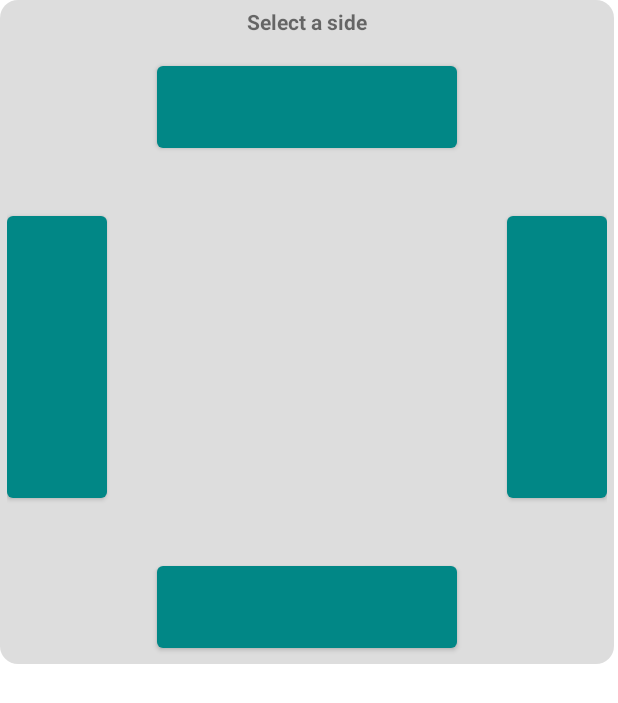
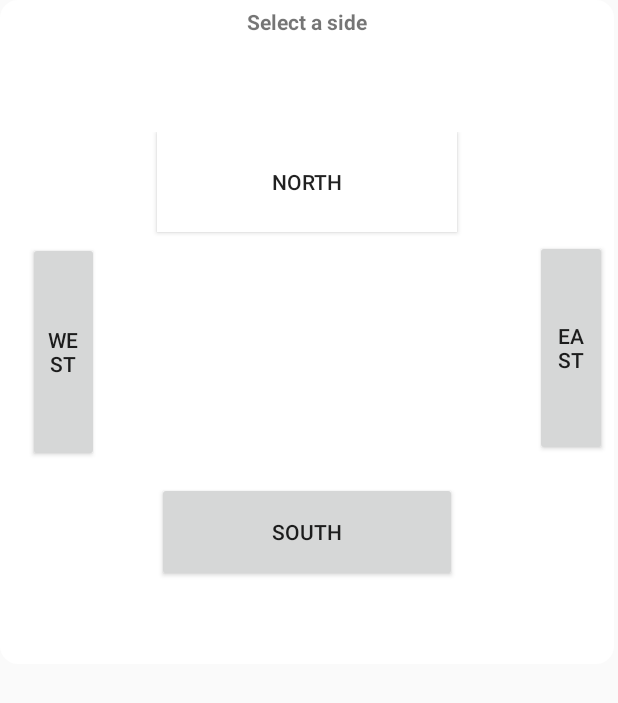
Before and after one commit to raiseu/grp2-android, an Android app: the layout obstacle_popup_window.xml on its own in the app's theme, with its tools: preview values and no code run, on a phone screen of 412 x 824 dp. Shown: the top 703 px of the screen. Run offline under Robolectric (Android 15) with nearby library versions, the phone set to English and light mode, and no system bars.

Commit message:
changed the buttons, background colors, reset button, pic of robo and obstacles

```diff
--- a/app/src/main/AndroidManifest.xml
+++ b/app/src/main/AndroidManifest.xml
@@ -18,6 +18,8 @@
     <uses-feature android:name="android.hardware.bluetooth" android:required="true"/>
 
     <uses-feature android:name="android.hardware.sensor.gyroscope" android:required="true"/>
+
+
     <application
         android:allowBackup="true"
         android:label="@string/app_name"
--- a/app/src/main/java/com/example/mdpgrp2/MapGrid.java
+++ b/app/src/main/java/com/example/mdpgrp2/MapGrid.java
@@ -42,9 +42,9 @@ public class MapGrid extends View {
 //    private final Paint exploredWhiteNumber = new Paint();
 
     // Images
-    private final Bitmap robotBitmap = BitmapFactory.decodeResource(getContext().getResources(), R.drawable.robot);
-    private final Bitmap robotBoxBitmap = BitmapFactory.decodeResource(getContext().getResources(), R.drawable.robot_blank);
-    private final Bitmap obstacleBitmap = BitmapFactory.decodeResource(getContext().getResources(), R.drawable.cone);
+    private final Bitmap robotBitmap = BitmapFactory.decodeResource(getContext().getResources(), R.drawable.robo1);
+    private final Bitmap robotBoxBitmap = BitmapFactory.decodeResource(getContext().getResources(), R.drawable.robo1_blank);
+    private final Bitmap obstacleBitmap = BitmapFactory.decodeResource(getContext().getResources(), R.drawable.obstacles);
 
     // Handle motion
     private float initialX;
--- a/app/src/main/res/drawable-xhdpi/grey_box.xml
+++ b/app/src/main/res/drawable-xhdpi/grey_box.xml
@@ -4,7 +4,7 @@
         <shape
             android:shape="rectangle">
             <solid
-                android:color="@color/grey" >
+                android:color="@color/white" >
             </solid>
 
             <padding
--- a/app/src/main/res/drawable/border_white_background.xml
+++ b/app/src/main/res/drawable/border_white_background.xml
@@ -13,13 +13,13 @@
         android:color="@color/black" >
     </stroke>
 
-    <gradient
+<!-- <gradient
         android:startColor="#ffffff"
         android:endColor="#D9DDDC"
         android:type="linear"
         android:angle="135"
         />
-
+-->
 
     <corners
         android:radius="10dp"   >
--- a/app/src/main/res/layout/fragment_bluetooth_chat.xml
+++ b/app/src/main/res/layout/fragment_bluetooth_chat.xml
@@ -38,7 +38,9 @@
             android:layout_width="wrap_content"
             android:layout_height="wrap_content"
             android:layout_margin="10dp"
-            android:text="@string/send" />
+            android:text="@string/send"
+            android:textColor="@color/white"
+            android:background="@color/dark_blue"/>
     </LinearLayout>
 
 </LinearLayout>
--- a/app/src/main/res/layout/obstacle_popup_window.xml
+++ b/app/src/main/res/layout/obstacle_popup_window.xml
@@ -1,5 +1,6 @@
 <?xml version="1.0" encoding="utf-8"?>
 <RelativeLayout xmlns:android="http://schemas.android.com/apk/res/android"
+    xmlns:tools="http://schemas.android.com/tools"
     android:layout_width="wrap_content"
     android:layout_height="wrap_content"
     xmlns:app="http://schemas.android.com/apk/res-auto"
@@ -18,37 +19,55 @@
         android:layout_marginTop="50px">
 
         <RelativeLayout
-            android:layout_width="match_parent"
-            android:layout_height="match_parent"
-            app:layout_constraintDimensionRatio="1:1">
+            android:layout_width="wrap_content"
+            android:layout_height="300dp"
+            app:layout_constraintBottom_toBottomOf="parent"
+            app:layout_constraintDimensionRatio="1:1"
+            app:layout_constraintEnd_toEndOf="parent"
+            app:layout_constraintStart_toStartOf="parent"
+            app:layout_constraintTop_toTopOf="parent">
 
             <Button
                 android:id="@+id/obstacleN"
                 android:layout_width="300px"
                 android:layout_height="100px"
+                android:layout_alignParentTop="true"
                 android:layout_centerHorizontal="true"
-                android:layout_alignParentTop="true"/>
+                android:background="@color/white"
+                android:text="NORTH" />
+
 
             <Button
                 android:id="@+id/obstacleS"
                 android:layout_width="300px"
                 android:layout_height="100px"
+                android:layout_alignParentBottom="true"
                 android:layout_centerHorizontal="true"
-                android:layout_alignParentBottom="true"/>
+                android:text="SOUTH" />
 
             <Button
                 android:id="@+id/obstacleW"
-                android:layout_width="100px"
-                android:layout_height="300px"
+                android:layout_width="47dp"
+                android:layout_height="147dp"
                 android:layout_alignParentStart="true"
-                android:layout_centerVertical="true" />
+                android:layout_alignParentTop="true"
+                android:layout_alignParentBottom="true"
+                android:layout_marginStart="14dp"
+                android:layout_marginTop="73dp"
+                android:layout_marginBottom="80dp"
+                android:text="WEST" />
 
             <Button
                 android:id="@+id/obstacleE"
-                android:layout_width="100px"
-                android:layout_height="300px"
-                android:layout_centerVertical="true"
-                android:layout_alignParentEnd="true"/>
+                android:layout_width="48dp"
+                android:layout_height="144dp"
+                android:layout_alignParentTop="true"
+                android:layout_alignParentEnd="true"
+                android:layout_alignParentBottom="true"
+                android:layout_marginTop="72dp"
+                android:layout_marginEnd="14dp"
+                android:layout_marginBottom="84dp"
+                android:text="EAST" />
 
         </RelativeLayout>
 
--- a/app/src/main/res/values/colors.xml
+++ b/app/src/main/res/values/colors.xml
@@ -10,4 +10,6 @@
     <color name="grey">#FFDDDDDD</color>
     <color name="dark_blue">#FF0C57A8</color>
     <color name="light_blue">#FF1283FC</color>
+    <color name="baby_blue">#89CFF0</color>
+    <color name="darkBlue">#2a2a72</color>
 </resources>
--- a/app/src/main/res/values/themes.xml
+++ b/app/src/main/res/values/themes.xml
@@ -1,6 +1,6 @@
 <resources xmlns:tools="http://schemas.android.com/tools">
     <!-- Base application theme. -->
-    <style name="Theme.Mdpgrp2" parent="Theme.MaterialComponents.DayNight.DarkActionBar">
+    <style name="Theme.Mdpgrp2" parent="Theme.AppCompat.Light.DarkActionBar">
         <!-- Primary brand color. -->
         <item name="colorPrimary">@color/teal_700</item>
         <item name="colorPrimaryVariant">@color/teal_700</item>
@@ -10,7 +10,7 @@
         <item name="colorSecondaryVariant">@color/teal_700</item>
         <item name="colorOnSecondary">@color/black</item>
         <!-- Status bar color. -->
-        <item name="android:statusBarColor" tools:targetApi="l">?attr/colorPrimaryVariant</item>
+        <item name="android:statusBarColor" tools:targetApi="l">@color/dark_blue</item>
         <!-- Customize your theme here. -->
     </style>
 </resources>
```
Also changed, not shown: app/src/main/java/com/example/mdpgrp2/MainActivity.java (+32 -5 lines), app/src/main/res/layout/activity_main.xml (+125 -125 lines), app/src/main/res/drawable/robo1_blank.png (added).
